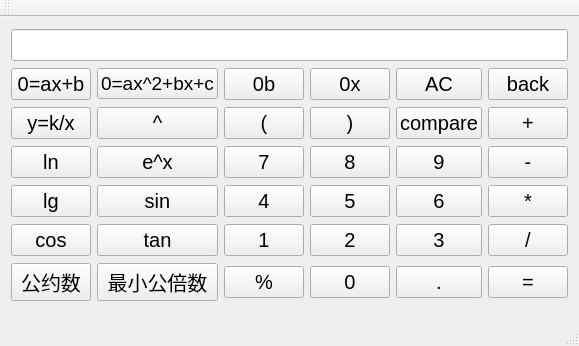
Before: the Qt Designer form 1.0/calqulator.ui in littlemou/Calculator, drawn with Qt 5.
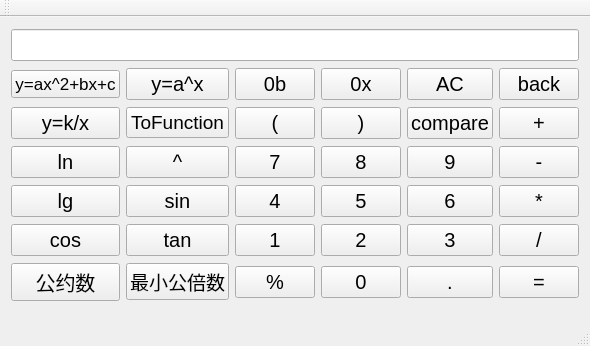
After: the same form once the commit is applied.

The edit to the form file:
```diff
--- a/1.0/calqulator.ui
+++ b/1.0/calqulator.ui
@@ -6,7 +6,7 @@
    <rect>
     <x>0</x>
     <y>0</y>
-    <width>513</width>
+    <width>522</width>
     <height>346</height>
    </rect>
   </property>
@@ -20,276 +20,292 @@
   </property>
   <widget class="QWidget" name="centralWidget">
    <layout class="QGridLayout" name="gridLayout">
-    <item row="0" column="0" colspan="6">
-     <widget class="QLineEdit" name="lineEdit"/>
-    </item>
-    <item row="1" column="0">
-     <widget class="QPushButton" name="function_1">
-      <property name="text">
-       <string>0=ax+b</string>
-      </property>
-     </widget>
-    </item>
-    <item row="1" column="1">
+    <item row="2" column="1">
      <widget class="QPushButton" name="function_2">
       <property name="font">
        <font>
-        <pointsize>14</pointsize>
+        <pointsize>13</pointsize>
        </font>
       </property>
       <property name="text">
-       <string>0=ax^2+bx+c</string>
+       <string>y=ax^2+bx+c</string>
       </property>
      </widget>
     </item>
-    <item row="1" column="2">
+    <item row="2" column="3">
      <widget class="QPushButton" name="binbtn">
       <property name="text">
        <string>0b</string>
       </property>
      </widget>
     </item>
-    <item row="1" column="3">
+    <item row="2" column="2">
+     <widget class="QPushButton" name="function_a_x">
+      <property name="font">
+       <font>
+        <pointsize>15</pointsize>
+       </font>
+      </property>
+      <property name="text">
+       <string>y=a^x</string>
+      </property>
+     </widget>
+    </item>
+    <item row="2" column="4">
      <widget class="QPushButton" name="hexbtn">
       <property name="text">
        <string>0x</string>
       </property>
      </widget>
     </item>
-    <item row="1" column="4">
-     <widget class="QPushButton" name="allclearbtn">
-      <property name="text">
-       <string>AC</string>
-      </property>
-     </widget>
+    <item row="0" column="1" colspan="6">
+     <widget class="QLineEdit" name="lineEdit"/>
     </item>
-    <item row="1" column="5">
+    <item row="2" column="6">
      <widget class="QPushButton" name="backbtn">
       <property name="text">
        <string>back</string>
       </property>
      </widget>
     </item>
-    <item row="2" column="0">
-     <widget class="QPushButton" name="inversefunction">
-      <property name="text">
-       <string>y=k/x</string>
-      </property>
-     </widget>
-    </item>
-    <item row="2" column="1">
-     <widget class="QPushButton" name="pawbtn">
-      <property name="text">
-       <string>^</string>
-      </property>
-     </widget>
-    </item>
-    <item row="2" column="2">
+    <item row="3" column="3">
      <widget class="QPushButton" name="leftbracketbtn">
       <property name="text">
        <string>(</string>
       </property>
      </widget>
     </item>
-    <item row="2" column="3">
-     <widget class="QPushButton" name="rightbracketbtn">
+    <item row="5" column="2">
+     <widget class="QPushButton" name="pawbtn">
       <property name="text">
-       <string>)</string>
-      </property>
-     </widget>
-    </item>
-    <item row="2" column="4">
-     <widget class="QPushButton" name="comparebtn">
-      <property name="font">
-       <font>
-        <pointsize>15</pointsize>
-       </font>
-      </property>
-      <property name="text">
-       <string>compare</string>
-      </property>
-     </widget>
-    </item>
-    <item row="2" column="5">
-     <widget class="QPushButton" name="addbtn">
-      <property name="text">
-       <string>+</string>
-      </property>
-     </widget>
-    </item>
-    <item row="3" column="0">
-     <widget class="QPushButton" name="lnbtn">
-      <property name="text">
-       <string>ln</string>
+       <string>^</string>
       </property>
      </widget>
     </item>
     <item row="3" column="1">
-     <widget class="QPushButton" name="e_xbtn">
+     <widget class="QPushButton" name="inversefunction">
       <property name="text">
-       <string>e^x</string>
+       <string>y=k/x</string>
       </property>
      </widget>
     </item>
-    <item row="3" column="2">
-     <widget class="QPushButton" name="digitalbtn7">
-      <property name="text">
-       <string>7</string>
-      </property>
-     </widget>
-    </item>
-    <item row="3" column="3">
+    <item row="5" column="4">
      <widget class="QPushButton" name="digitalbtn8">
       <property name="text">
        <string>8</string>
       </property>
      </widget>
     </item>
-    <item row="3" column="4">
+    <item row="5" column="5">
      <widget class="QPushButton" name="digitalbtn9">
       <property name="text">
        <string>9</string>
       </property>
      </widget>
     </item>
-    <item row="3" column="5">
+    <item row="5" column="6">
      <widget class="QPushButton" name="subbtn">
       <property name="text">
        <string>-</string>
       </property>
      </widget>
     </item>
-    <item row="4" column="0">
+    <item row="2" column="5">
+     <widget class="QPushButton" name="allclearbtn">
+      <property name="text">
+       <string>AC</string>
+      </property>
+     </widget>
+    </item>
+    <item row="5" column="3">
+     <widget class="QPushButton" name="digitalbtn7">
+      <property name="text">
+       <string>7</string>
+      </property>
+     </widget>
+    </item>
+    <item row="3" column="6">
+     <widget class="QPushButton" name="addbtn">
+      <property name="text">
+       <string>+</string>
+      </property>
+     </widget>
+    </item>
+    <item row="5" column="1">
+     <widget class="QPushButton" name="lnbtn">
+      <property name="text">
+       <string>ln</string>
+      </property>
+     </widget>
+    </item>
+    <item row="3" column="4">
+     <widget class="QPushButton" name="rightbracketbtn">
+      <property name="text">
+       <string>)</string>
+      </property>
+     </widget>
+    </item>
+    <item row="3" column="5">
+     <widget class="QPushButton" name="comparebtn">
+      <property name="font">
+       <font>
+        <pointsize>15</pointsize>
+       </font>
+      </property>
+      <property name="text">
+       <string>compare</string>
+      </property>
+     </widget>
+    </item>
+    <item row="3" column="2">
+     <widget class="QPushButton" name="e_xbtn">
+      <property name="font">
+       <font>
+        <pointsize>14</pointsize>
+       </font>
+      </property>
+      <property name="text">
+       <string>ToFunction</string>
+      </property>
+     </widget>
+    </item>
+    <item row="7" column="1">
      <widget class="QPushButton" name="lgbtn">
       <property name="text">
        <string>lg</string>
       </property>
      </widget>
     </item>
-    <item row="4" column="1">
+    <item row="7" column="2">
      <widget class="QPushButton" name="sinbtn">
       <property name="text">
        <string>sin</string>
       </property>
      </widget>
     </item>
-    <item row="4" column="2">
-     <widget class="QPushButton" name="digitalbtn4">
+    <item row="8" column="4">
+     <widget class="QPushButton" name="digitalbtn2">
       <property name="text">
-       <string>4</string>
+       <string>2</string>
       </property>
      </widget>
     </item>
-    <item row="4" column="3">
+    <item row="8" column="5">
+     <widget class="QPushButton" name="digitalbtn3">
+      <property name="text">
+       <string>3</string>
+      </property>
+     </widget>
+    </item>
+    <item row="7" column="4">
      <widget class="QPushButton" name="digitalbtn5">
       <property name="text">
        <string>5</string>
       </property>
      </widget>
     </item>
-    <item row="4" column="4">
+    <item row="8" column="1">
+     <widget class="QPushButton" name="cosbtn">
+      <property name="text">
+       <string>cos</string>
+      </property>
+     </widget>
+    </item>
+    <item row="8" column="3">
+     <widget class="QPushButton" name="digitalbtn1">
+      <property name="text">
+       <string>1</string>
+      </property>
+     </widget>
+    </item>
+    <item row="7" column="5">
      <widget class="QPushButton" name="digitalbtn6">
       <property name="text">
        <string>6</string>
       </property>
      </widget>
     </item>
-    <item row="4" column="5">
+    <item row="7" column="3">
+     <widget class="QPushButton" name="digitalbtn4">
+      <property name="text">
+       <string>4</string>
+      </property>
+     </widget>
+    </item>
+    <item row="7" column="6">
      <widget class="QPushButton" name="mulbtn">
       <property name="text">
        <string>*</string>
       </property>
      </widget>
     </item>
-    <item row="5" column="0">
-     <widget class="QPushButton" name="cosbtn">
-      <property name="text">
-       <string>cos</string>
-      </property>
-     </widget>
-    </item>
-    <item row="5" column="1">
+    <item row="8" column="2">
      <widget class="QPushButton" name="tanbtn">
       <property name="text">
        <string>tan</string>
       </property>
      </widget>
     </item>
-    <item row="5" column="2">
-     <widget class="QPushButton" name="digitalbtn1">
+    <item row="9" column="5">
+     <widget class="QPushButton" name="pointbtn">
       <property name="text">
-       <string>1</string>
+       <string>.</string>
       </property>
      </widget>
     </item>
-    <item row="5" column="3">
-     <widget class="QPushButton" name="digitalbtn2">
+    <item row="9" column="4">
+     <widget class="QPushButton" name="digitalbtn0">
       <property name="text">
-       <string>2</string>
+       <string>0</string>
       </property>
      </widget>
     </item>
-    <item row="5" column="4">
-     <widget class="QPushButton" name="digitalbtn3">
-      <property name="text">
-       <string>3</string>
-      </property>
-     </widget>
-    </item>
-    <item row="5" column="5">
+    <item row="8" column="6">
      <widget class="QPushButton" name="divbtn">
       <property name="text">
        <string>/</string>
       </property>
      </widget>
     </item>
-    <item row="6" column="0">
-     <widget class="QPushButton" name="pushButton_2">
+    <item row="9" column="1">
+     <widget class="QPushButton" name="cdbtn">
       <property name="text">
        <string>公约数</string>
       </property>
      </widget>
     </item>
-    <item row="6" column="1">
-     <widget class="QPushButton" name="pushButton">
-      <property name="font">
-       <font>
-        <pointsize>15</pointsize>
-       </font>
-      </property>
-      <property name="text">
-       <string>最小公倍数</string>
-      </property>
-     </widget>
-    </item>
-    <item row="6" column="2">
-     <widget class="QPushButton" name="percentbtn">
-      <property name="text">
-       <string>%</string>
-      </property>
-     </widget>
-    </item>
-    <item row="6" column="3">
-     <widget class="QPushButton" name="digitalbtn0">
-      <property name="text">
-       <string>0</string>
-      </property>
-     </widget>
-    </item>
-    <item row="6" column="4">
-     <widget class="QPushButton" name="pointbtn">
-      <property name="text">
-       <string>.</string>
-      </property>
-     </widget>
-    </item>
-    <item row="6" column="5">
+    <item row="9" column="6">
      <widget class="QPushButton" name="equalbtn">
       <property name="text">
        <string>=</string>
       </property>
      </widget>
     </item>
+    <item row="9" column="3">
+     <widget class="QPushButton" name="percentbtn">
+      <property name="text">
+       <string>%</string>
+      </property>
+     </widget>
+    </item>
+    <item row="9" column="2">
+     <widget class="QPushButton" name="lcmbtn">
+      <property name="font">
+       <font>
+        <pointsize>14</pointsize>
+       </font>
+      </property>
+      <property name="text">
+       <string>最小公倍数</string>
+      </property>
+      <property name="iconSize">
+       <size>
+        <width>12</width>
+        <height>12</height>
+       </size>
+      </property>
+     </widget>
+    </item>
    </layout>
   </widget>
   <widget class="QMenuBar" name="menuBar">
```
Left out of the diff: 2 changed lines with no effect on the pictures.
